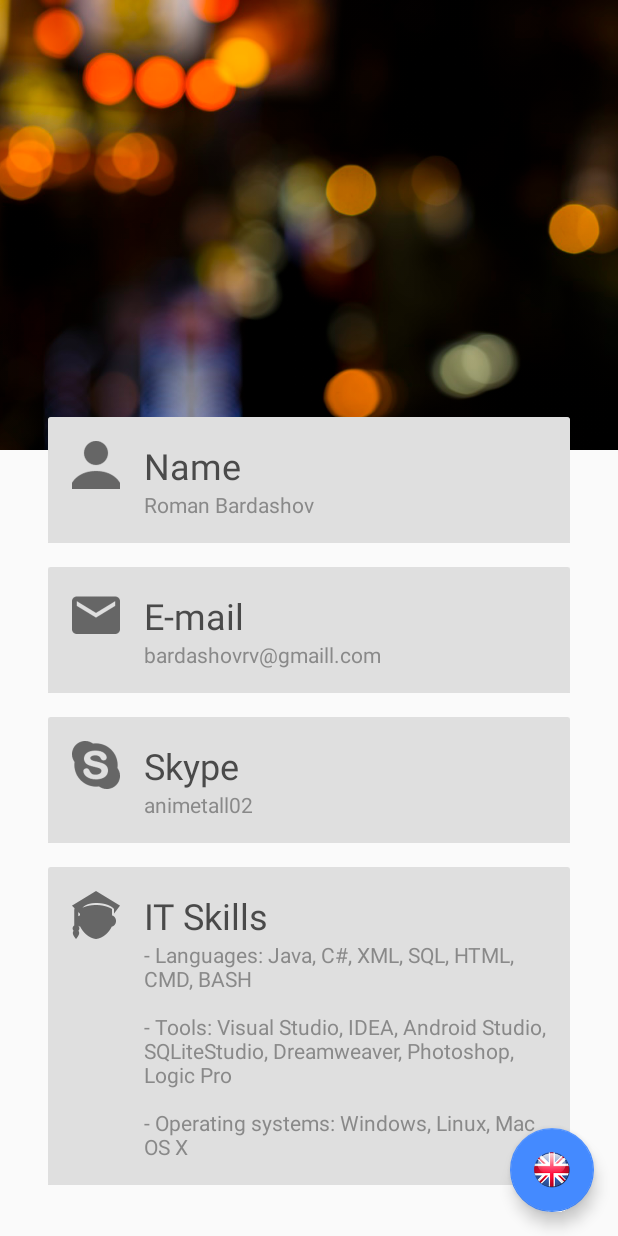
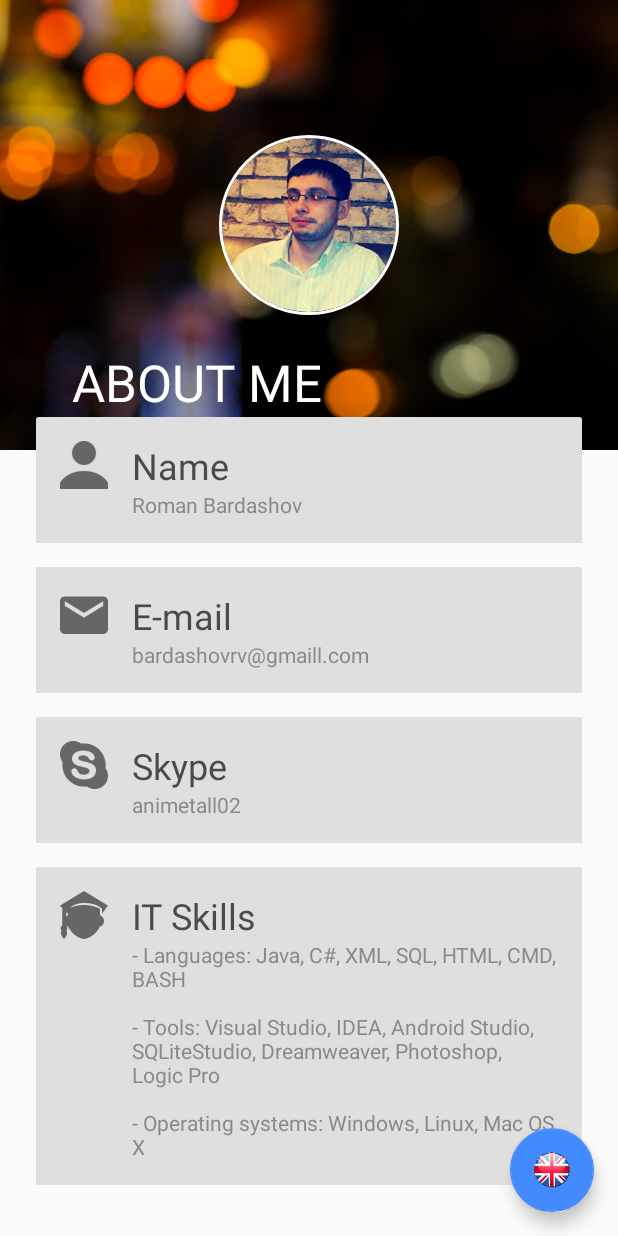
Before and after one commit to An1metall/GB_A_BusinessCard, an Android app: the screen it shows after launch (MainActivity), on a phone screen of 412 x 824 dp. Run offline under Robolectric (Android 15) with nearby library versions, the phone set to English and light mode, and no system bars; our stand-ins replace CircleImageView.

Commit message:
avatar added

```diff
--- a/app/src/main/res/layout/activity_main.xml
+++ b/app/src/main/res/layout/activity_main.xml
@@ -18,6 +18,7 @@
             android:layout_width="match_parent"
             android:layout_height="match_parent"
             android:fitsSystemWindows="true"
+            app:contentScrim="@color/colorPrimary"
             app:expandedTitleMarginEnd="64dp"
             app:expandedTitleMarginStart="48dp"
             app:layout_scrollFlags="scroll|exitUntilCollapsed">
@@ -31,23 +32,36 @@
                 android:src="@drawable/header"
                 app:layout_collapseMode="parallax" />
 
+            <de.hdodenhof.circleimageview.CircleImageView
+                android:layout_width="120dp"
+                android:layout_height="120dp"
+                android:src="@drawable/avatar"
+                android:layout_gravity="center"
+                app:civ_border_color="@android:color/white"
+                app:civ_border_width="2dp"
+                />
+
             <android.support.v7.widget.Toolbar
                 android:id="@+id/main.toolbar"
                 android:layout_width="match_parent"
                 android:layout_height="?attr/actionBarSize"
-                app:layout_collapseMode="pin" />
+                app:layout_collapseMode="pin"
+                app:title="@string/about_me">
+
+            </android.support.v7.widget.Toolbar>
 
         </android.support.design.widget.CollapsingToolbarLayout>
 
     </android.support.design.widget.AppBarLayout>
 
+
     <android.support.v4.widget.NestedScrollView
         android:layout_width="match_parent"
         android:layout_height="match_parent"
-        android:paddingStart="16dp"
-        android:paddingLeft="16dp"
-        android:paddingEnd="16dp"
-        android:paddingRight="16dp"
+        android:paddingEnd="8dp"
+        android:paddingLeft="8dp"
+        android:paddingRight="8dp"
+        android:paddingStart="8dp"
         android:scrollbars="none"
         app:behavior_overlapTop="30dp"
         app:layout_behavior="@string/appbar_scrolling_view_behavior">
```
